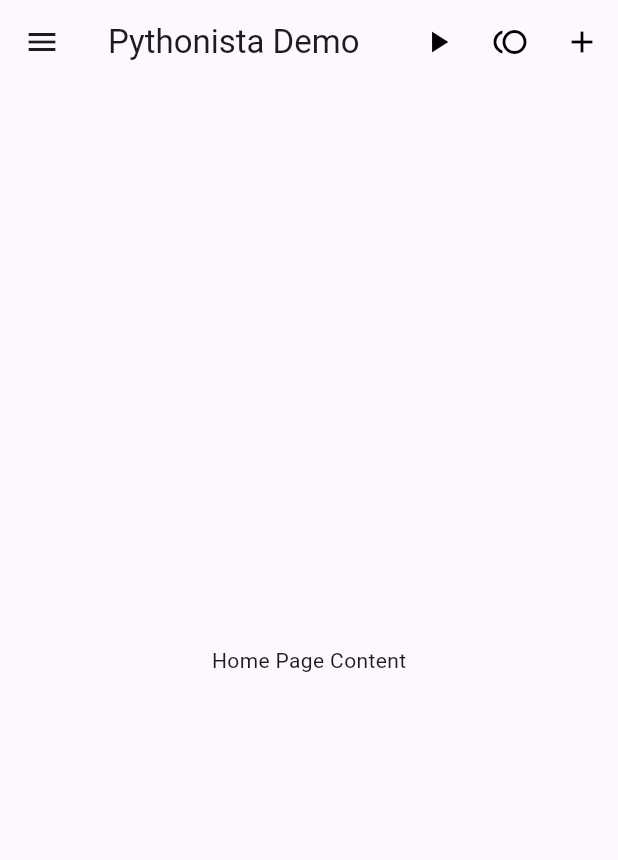
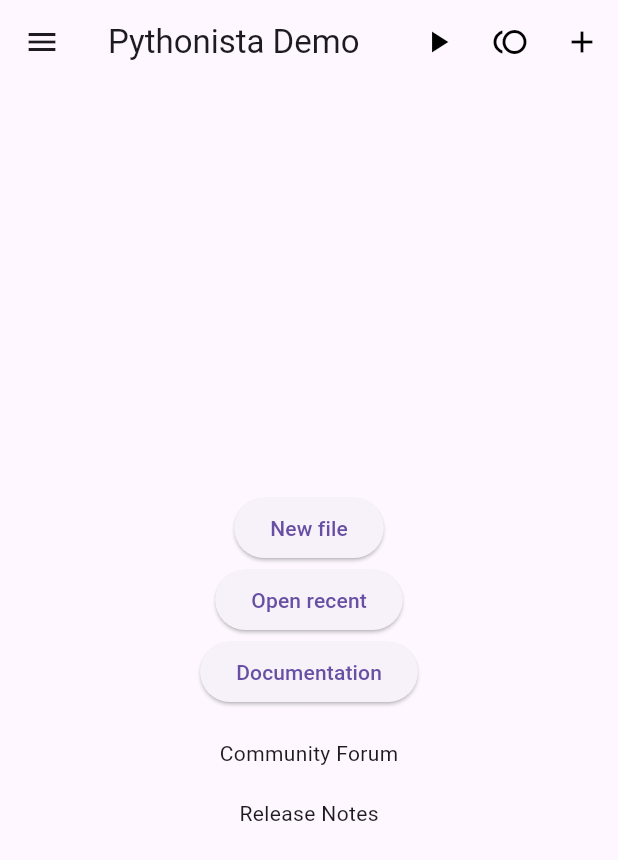
Before and after one commit to pmtriet/pythonista_clone, a Flutter app: the screen it shows after launch, on a phone screen of 412 x 824 dp. Shown: the top 860 px of the screen. Run offline on Flutter 3.47's test engine with Material 3 defaults, Android fonts, the phone set to English and light mode, and no system bars.

Commit message:
build UI setting

```diff
--- a/lib/main.dart
+++ b/lib/main.dart
@@ -1,4 +1,5 @@
 import 'package:flutter/material.dart';
+import 'package:pythonista_clone/setting.dart';
 
 void main() {
   runApp(const MyApp());
@@ -127,12 +128,46 @@
                 // Add your action here
               },
             ),
+            const Spacer(),
+            ListTile(
+              title: const Text('Settings'),
+              onTap: () {
+                Navigator.push(
+                  context,
+                  MaterialPageRoute(builder: (context) => const MyListView()),
+                );
+              },
+            ),
           ],
         ),
       ),
-      body: const Center(
-        child: Text('Home Page Content'),
-      ),
+      body: Center(
+          child: Column(
+        mainAxisAlignment: MainAxisAlignment.center,
+        crossAxisAlignment: CrossAxisAlignment.center,
+        children: [
+          ElevatedButton(
+            onPressed: () {},
+            child: const Text("New file"),
+          ),
+          ElevatedButton(
+            onPressed: () {},
+            child: const Text("Open recent"),
+          ),
+          ElevatedButton(
+            onPressed: () {},
+            child: const Text("Documentation"),
+          ),
+          const SizedBox(
+            height: 20,
+          ),
+          const Text("Community Forum"),
+          const SizedBox(
+            height: 20,
+          ),
+          const Text("Release Notes"),
+        ],
+      )),
     );
   }
 }
--- a/pubspec.yaml
+++ b/pubspec.yaml
@@ -35,6 +35,8 @@
   # The following adds the Cupertino Icons font to your application.
   # Use with the CupertinoIcons class for iOS style icons.
   cupertino_icons: ^1.0.2
+
+
 
 dev_dependencies:
   flutter_test:
```
Also changed, not shown: lib/setting.dart (added, +92 -0 lines).
